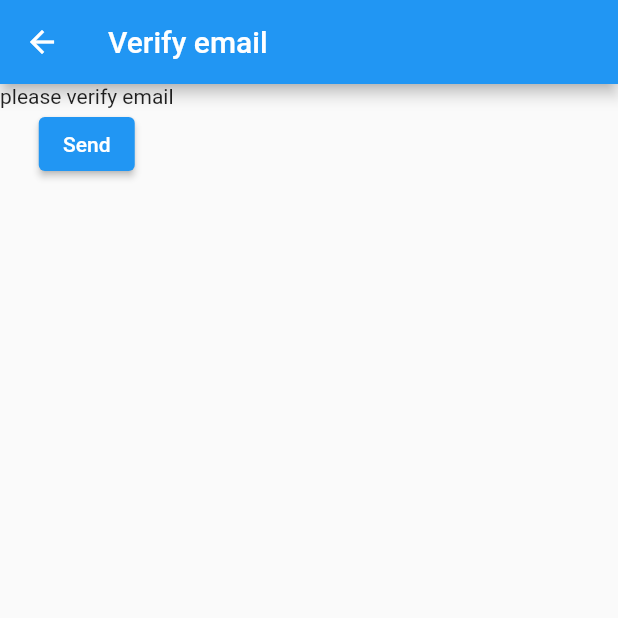
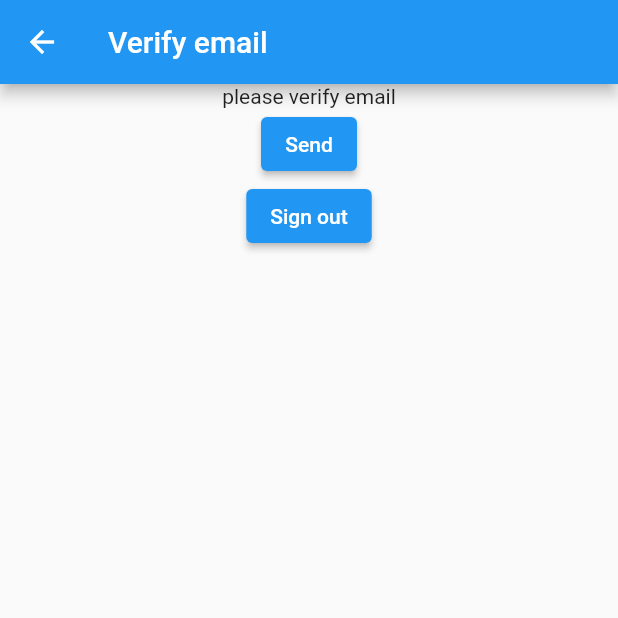
Before and after one commit to Jahsil/NotesApp, a Flutter app: the VerifyEmailView screen opened directly, on a phone screen of 412 x 824 dp, the top half of it. Run offline on Flutter 3.47's test engine with Material 2 defaults, Android fonts, the phone set to English and light mode, and no system bars; our stand-ins replace firebase_auth, firebase_core, loading_animation_widget; accounts and stored records are empty.

Commit message:
added email verificaton to the regester view

```diff
--- a/lib/constants/routes.dart
+++ b/lib/constants/routes.dart
@@ -1,3 +1,4 @@
 const loginRoute = '/login/';
 const registerRoute = '/register/';
 const notesRoute = '/notes/';
+const verifyEmailRoute = '/verify-email/';
--- a/lib/main.dart
+++ b/lib/main.dart
@@ -24,6 +24,7 @@ void main() async {
       loginRoute : (context) => LoginView(),
       registerRoute : (context) => RegisterView(),
       notesRoute : (context) => NotesView(),
+      verifyEmailRoute : (context) => VerifyEmailView(),
     },
     home:  HomePage(),
 
--- a/lib/views/verify_email_view.dart
+++ b/lib/views/verify_email_view.dart
@@ -1,5 +1,6 @@
 import 'package:firebase_auth/firebase_auth.dart';
 import 'package:flutter/material.dart';
+import 'package:notes/constants/routes.dart';
 
 class VerifyEmailView extends StatefulWidget {
   const VerifyEmailView({Key? key}) : super(key: key);
@@ -15,7 +16,8 @@ class _VerifyEmailViewState extends State<VerifyEmailView> {
       appBar: AppBar(
         title: Text("Verify email"),
       ),
-      body: Column(
+      body: Center(
+        child: Column(
             children: [
               Text("please verify email"),
               ElevatedButton(
@@ -24,7 +26,15 @@ class _VerifyEmailViewState extends State<VerifyEmailView> {
                     await user?.sendEmailVerification();
                   },
                   child: Text("Send")),
+              ElevatedButton(
+                  onPressed: () async {
+                    await FirebaseAuth.instance.signOut();
+                    Navigator.of(context).pushNamedAndRemoveUntil(
+                        registerRoute, (route) => false);
+                  },
+                  child: Text("Sign out")),
             ],
+          ),
       ),
     );
 
```
Also changed, not shown: lib/views/login_view.dart (+9 -2 lines), lib/views/register_view.dart (+16 -4 lines). Lines whose indentation alone changed are shown as unchanged.
